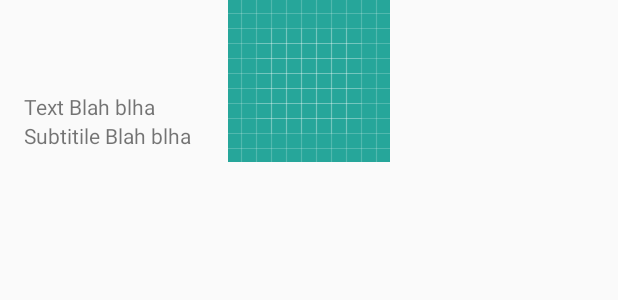
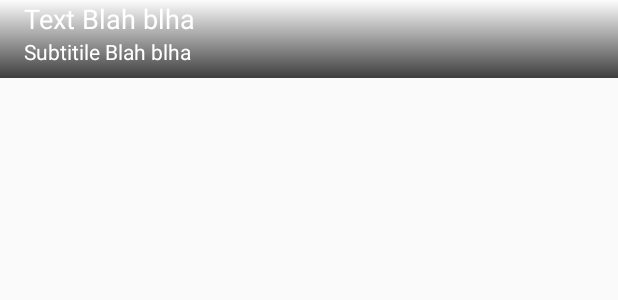
Before and after one commit to KavyrshinR/RiaNews, an Android app: the layout news_list_item.xml on its own in the app's theme, with its tools: preview values and no code run, on a phone screen of 412 x 824 dp. Shown: the top 300 px of the screen. Run offline under Robolectric (Android 15) with nearby library versions, the phone set to English and light mode, and no system bars.

Commit message:
Добавлен градиент исправлена разметка news_list_item

```diff
--- /dev/null
+++ b/app/src/main/res/drawable/gradient_list_item.xml
@@ -0,0 +1,11 @@
+<?xml version="1.0" encoding="utf-8"?>
+<shape xmlns:android="http://schemas.android.com/apk/res/android"
+    android:shape="rectangle" >
+
+    <gradient
+        android:angle="270"
+        android:startColor="#aaffffff"
+        android:endColor="#c0000000"
+        android:type="linear" />
+
+</shape>
--- a/app/src/main/res/layout/news_list_item.xml
+++ b/app/src/main/res/layout/news_list_item.xml
@@ -8,27 +8,36 @@
         android:id="@+id/imageView"
         android:layout_width="match_parent"
         android:layout_height="wrap_content"
-        android:src="@drawable/ic_launcher_background"/>
+        android:adjustViewBounds="true"/>
 
     <LinearLayout
         android:layout_width="match_parent"
         android:layout_height="wrap_content"
         android:orientation="vertical"
+        android:background="@drawable/gradient_list_item"
         android:layout_gravity="bottom"
-        android:layout_marginLeft="16dp"
-        android:layout_marginRight="16dp"
-        android:layout_marginBottom="8dp">
+        android:paddingLeft="16dp"
+        android:paddingRight="16dp"
+        android:paddingBottom="8dp">
 
         <TextView
             android:id="@+id/tvTitle"
             android:layout_width="wrap_content"
             android:layout_height="wrap_content"
+            android:textColor="#ffffff"
+            android:maxLines="2"
+            android:ellipsize="end"
+            android:textSize="18sp"
             tools:text="Text Blah blha" />
 
         <TextView
             android:id="@+id/tvSubTitle"
             android:layout_width="wrap_content"
             android:layout_height="wrap_content"
+            android:textColor="#ffffff"
+            android:maxLines="1"
+            android:ellipsize="end"
+            android:textSize="14sp"
             tools:text="Subtitile Blah blha" />
 
     </LinearLayout>
```
